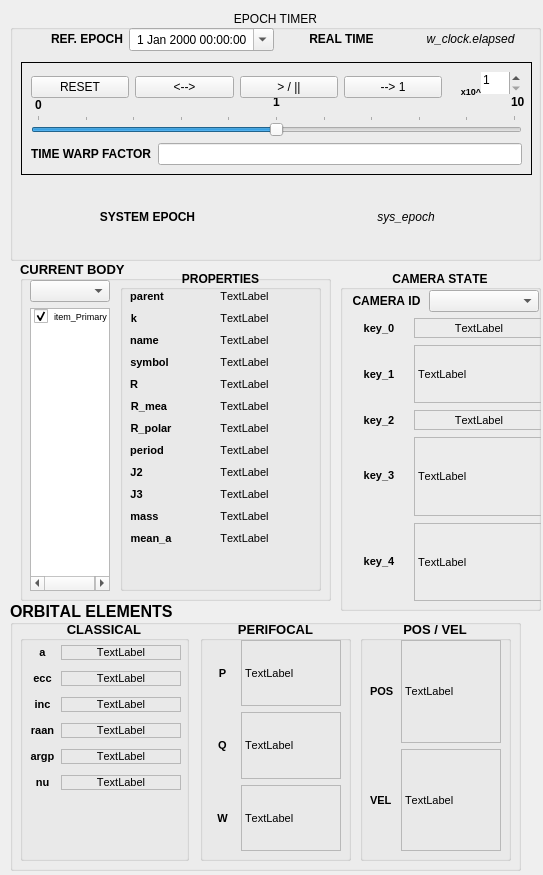
First picture: the form in ui/gui_tiled.ui, repository MadMaxFZ/sns2, before the edit.
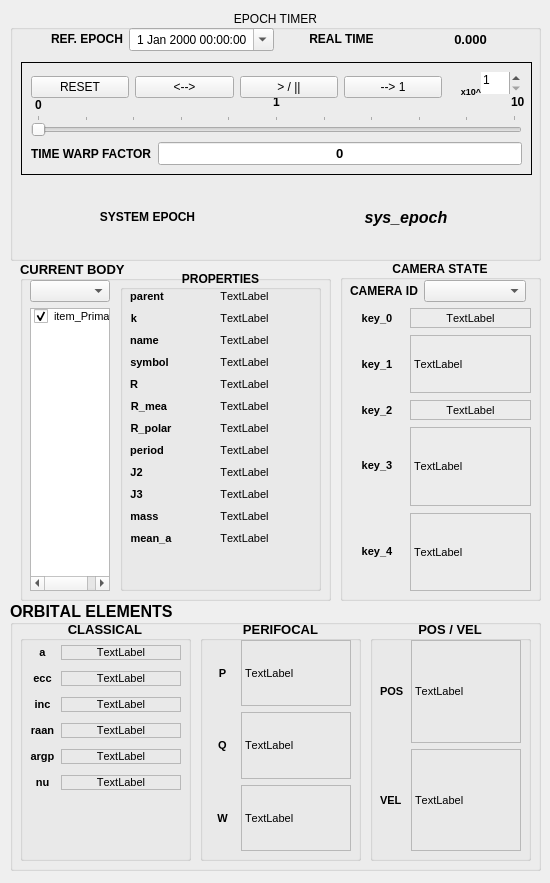
Second picture: the form after the edit.

Commit message: !->^ Could crunch down the GUI a bit more if necessary.. !->^ Planet transforms working? -> Revamp Markers... almost home... -> Finish EpochTimer operation still to do...

```diff
--- a/ui/gui_tiled.ui
+++ b/ui/gui_tiled.ui
@@ -6,8 +6,8 @@
    <rect>
     <x>0</x>
     <y>0</y>
-    <width>543</width>
-    <height>875</height>
+    <width>550</width>
+    <height>883</height>
    </rect>
   </property>
   <property name="sizePolicy">
@@ -18,13 +18,13 @@
   </property>
   <property name="minimumSize">
    <size>
-    <width>540</width>
+    <width>550</width>
     <height>875</height>
    </size>
   </property>
   <property name="maximumSize">
    <size>
-    <width>545</width>
+    <width>550</width>
     <height>2000</height>
    </size>
   </property>
@@ -79,7 +79,7 @@
        <x>10</x>
        <y>20</y>
        <width>181</width>
-       <height>317</height>
+       <height>291</height>
       </rect>
      </property>
      <layout class="QFormLayout" name="formLayout">
@@ -651,7 +651,7 @@
        </property>
        <property name="font">
         <font>
-         <pointsize>7</pointsize>
+         <pointsize>8</pointsize>
          <weight>50</weight>
          <bold>false</bold>
         </font>
@@ -712,6 +712,13 @@
      </item>
      <item>
       <widget class="QLabel" name="time_sys_epoch">
+       <property name="font">
+        <font>
+         <pointsize>12</pointsize>
+         <weight>75</weight>
+         <bold>true</bold>
+        </font>
+       </property>
        <property name="text">
         <string>&lt;html&gt;&lt;head/&gt;&lt;body&gt;&lt;p&gt;&lt;span style=&quot; font-style:italic;&quot;&gt;sys_epoch&lt;/span&gt;&lt;/p&gt;&lt;/body&gt;&lt;/html&gt;</string>
        </property>
@@ -753,10 +760,13 @@
       </rect>
      </property>
      <property name="minimum">
-      <number>-100</number>
+      <number>0</number>
      </property>
      <property name="maximum">
-      <number>100</number>
+      <number>10</number>
+     </property>
+     <property name="pageStep">
+      <number>2</number>
      </property>
      <property name="value">
       <number>0</number>
@@ -777,7 +787,7 @@
       <enum>QSlider::TicksAbove</enum>
      </property>
      <property name="tickInterval">
-      <number>20</number>
+      <number>1</number>
      </property>
     </widget>
     <widget class="QLabel" name="time_wmid">
@@ -846,7 +856,21 @@
        </widget>
       </item>
       <item>
-       <widget class="QLineEdit" name="time_warp"/>
+       <widget class="QLineEdit" name="time_warp">
+        <property name="font">
+         <font>
+          <pointsize>10</pointsize>
+          <weight>75</weight>
+          <bold>true</bold>
+         </font>
+        </property>
+        <property name="text">
+         <string>0</string>
+        </property>
+        <property name="alignment">
+         <set>Qt::AlignCenter</set>
+        </property>
+       </widget>
       </item>
      </layout>
     </widget>
@@ -989,8 +1013,15 @@
        </item>
        <item>
         <widget class="QLabel" name="time_elapsed">
+         <property name="font">
+          <font>
+           <pointsize>10</pointsize>
+           <weight>75</weight>
+           <bold>true</bold>
+          </font>
+         </property>
          <property name="text">
-          <string>&lt;html&gt;&lt;head/&gt;&lt;body&gt;&lt;p&gt;&lt;span style=&quot; font-style:italic;&quot;&gt;w_clock.elapsed&lt;/span&gt;&lt;/p&gt;&lt;/body&gt;&lt;/html&gt;</string>
+          <string>0.000</string>
          </property>
          <property name="alignment">
           <set>Qt::AlignCenter</set>
@@ -1007,7 +1038,7 @@
     <rect>
      <x>10</x>
      <y>600</y>
-     <width>511</width>
+     <width>531</width>
      <height>271</height>
     </rect>
    </property>
@@ -1030,7 +1061,7 @@
      <rect>
       <x>10</x>
       <y>20</y>
-      <width>169</width>
+      <width>171</width>
       <height>241</height>
      </rect>
     </property>
@@ -1371,7 +1402,7 @@
      <rect>
       <x>190</x>
       <y>20</y>
-      <width>151</width>
+      <width>161</width>
       <height>241</height>
      </rect>
     </property>
@@ -1391,7 +1422,7 @@
       <rect>
        <x>10</x>
        <y>20</y>
-       <width>131</width>
+       <width>141</width>
        <height>211</height>
       </rect>
      </property>
@@ -1542,9 +1573,9 @@
    <widget class="QGroupBox" name="rv">
     <property name="geometry">
      <rect>
-      <x>350</x>
+      <x>360</x>
       <y>20</y>
-      <width>151</width>
+      <width>161</width>
       <height>241</height>
      </rect>
     </property>
@@ -1566,7 +1597,7 @@
       <rect>
        <x>10</x>
        <y>20</y>
-       <width>131</width>
+       <width>141</width>
        <height>211</height>
       </rect>
      </property>
@@ -1676,7 +1707,7 @@
    <property name="geometry">
     <rect>
      <x>340</x>
-     <y>270</y>
+     <y>260</y>
      <width>201</width>
      <height>341</height>
     </rect>
@@ -1702,7 +1733,7 @@
      <rect>
       <x>10</x>
       <y>20</y>
-      <width>194</width>
+      <width>181</width>
       <height>311</height>
      </rect>
     </property>
@@ -1738,6 +1769,7 @@
            <pointsize>8</pointsize>
            <weight>50</weight>
            <bold>false</bold>
+           <kerning>true</kerning>
           </font>
          </property>
         </widget>
```
Left out of the diff: 31 changed lines with no effect on the pictures. The commit also changes 6 other files.
